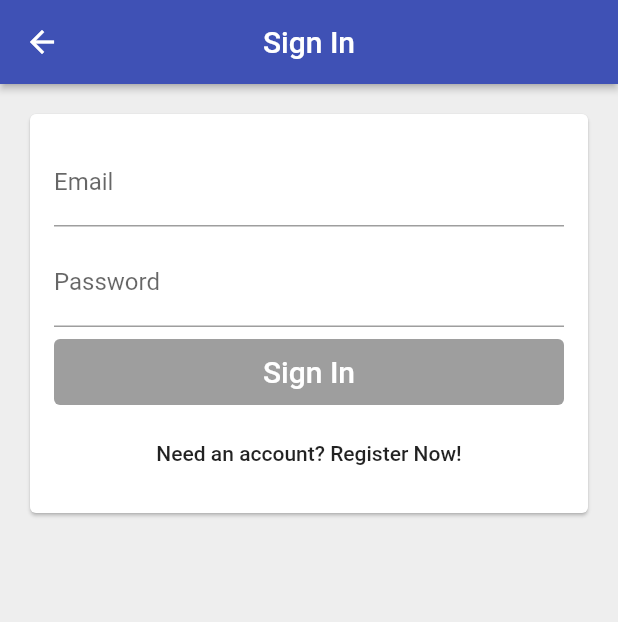
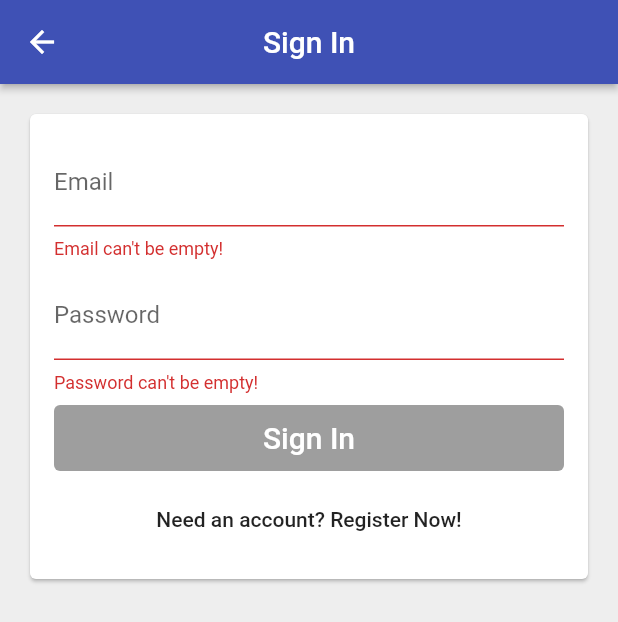
Before and after one commit to andreisas06/rentalapp, a Flutter app: the EmailSignInPage screen opened directly with empty values, on a phone screen of 412 x 824 dp. Shown: the top 622 px of the screen. Run offline on Flutter 3.47's test engine with Material 2 defaults, Android fonts, the phone set to English and light mode, and no system bars; our stand-ins replace firebase_auth, firebase_core, google_sign_in; accounts and stored records are empty.

Commit message:
showing error messages

```diff
--- a/lib/app/sign_in/email_sign_in_form.dart
+++ b/lib/app/sign_in/email_sign_in_form.dart
@@ -1,10 +1,11 @@
 import 'package:flutter/material.dart';
+import 'package:rental/app/sign_in/validators.dart';
 import 'package:rental/common_widgets/form_submit_button.dart';
 import 'package:rental/services/auth.dart';
 
 enum EmailSignInFormType { signIn, register }
 
-class EmailSignInForm extends StatefulWidget {
+class EmailSignInForm extends StatefulWidget with EmailAndPasswordValidators {
   EmailSignInForm({@required this.auth});
   final AuthBase auth;
   @override
@@ -56,7 +57,9 @@ class _EmailSignInFormState extends State<EmailSignInForm> {
         ? 'Need an account? Register Now!'
         : 'Have an account? Sign In!';
 
-    bool submitEnabled = _email.isNotEmpty && _password.isNotEmpty;
+    bool submitEnabled = widget.emailValidator.isValid(_email) &&
+        widget.passwordValidator.isValid(_password);
+
     return [
       _buildEmailTextField(),
       SizedBox(height: 8.0),
@@ -75,11 +78,13 @@ class _EmailSignInFormState extends State<EmailSignInForm> {
   }
 
   TextField _buildPasswordTextField() {
+    bool passwordValid = widget.passwordValidator.isValid(_password);
     return TextField(
       controller: _passwordController,
       focusNode: _passwordFocusNode,
       decoration: InputDecoration(
         labelText: 'Password',
+        errorText: passwordValid ? null : widget.invalidPasswordErrorText,
       ),
       obscureText: true,
       textInputAction: TextInputAction.done,
@@ -89,13 +94,14 @@ class _EmailSignInFormState extends State<EmailSignInForm> {
   }
 
   TextField _buildEmailTextField() {
+    bool emailvalid = widget.emailValidator.isValid(_email);
     return TextField(
       controller: _emailController,
       focusNode: _emailFocusNode,
       decoration: InputDecoration(
-        labelText: 'Email',
-        hintText: 'test@test.com',
-      ),
+          labelText: 'Email',
+          hintText: 'test@test.com',
+          errorText: emailvalid ? null : widget.invalidEmailErrorText),
       autocorrect: false,
       keyboardType: TextInputType.emailAddress,
       textInputAction: TextInputAction.next,
--- a/lib/app/sign_in/validators.dart
+++ b/lib/app/sign_in/validators.dart
@@ -9,3 +9,10 @@ class NonEmptyStringValidator implements StringValidator {
     return value.isNotEmpty;
   }
 }
+
+class EmailAndPasswordValidators {
+  final StringValidator emailValidator = NonEmptyStringValidator();
+  final StringValidator passwordValidator = NonEmptyStringValidator();
+  final String invalidEmailErrorText = 'Email can\'t be empty!';
+  final String invalidPasswordErrorText = 'Password can\'t be empty!';
+}
```
